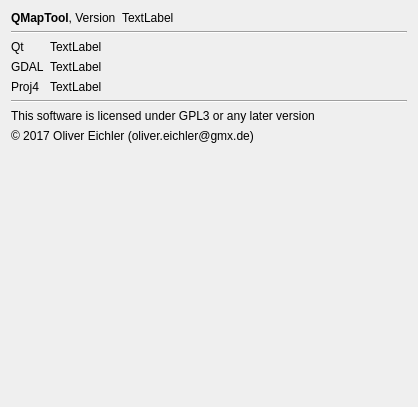
Before: the Qt Designer form src/qmaptool/IAbout.ui in Maproom/qmapshack, drawn with Qt 5.
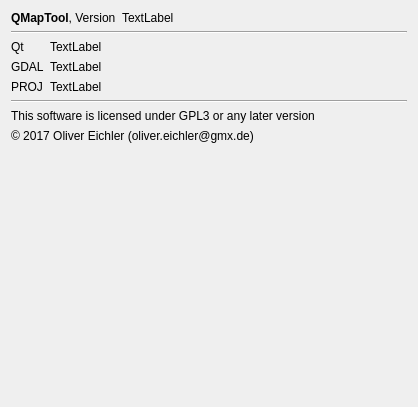
After: the same form once the commit is applied. Icons and pictures are not drawn.

Commit message: [QMS-961] Replace PROJ4 by PROJ wherever publicly visible

The edit to the form file:
```diff
--- a/src/qmaptool/IAbout.ui
+++ b/src/qmaptool/IAbout.ui
@@ -95,7 +95,7 @@
      <item row="2" column="0">
       <widget class="QLabel" name="label_7">
        <property name="text">
-        <string>Proj4</string>
+        <string>PROJ</string>
        </property>
       </widget>
      </item>
```
The commit also changes 20 other files.
